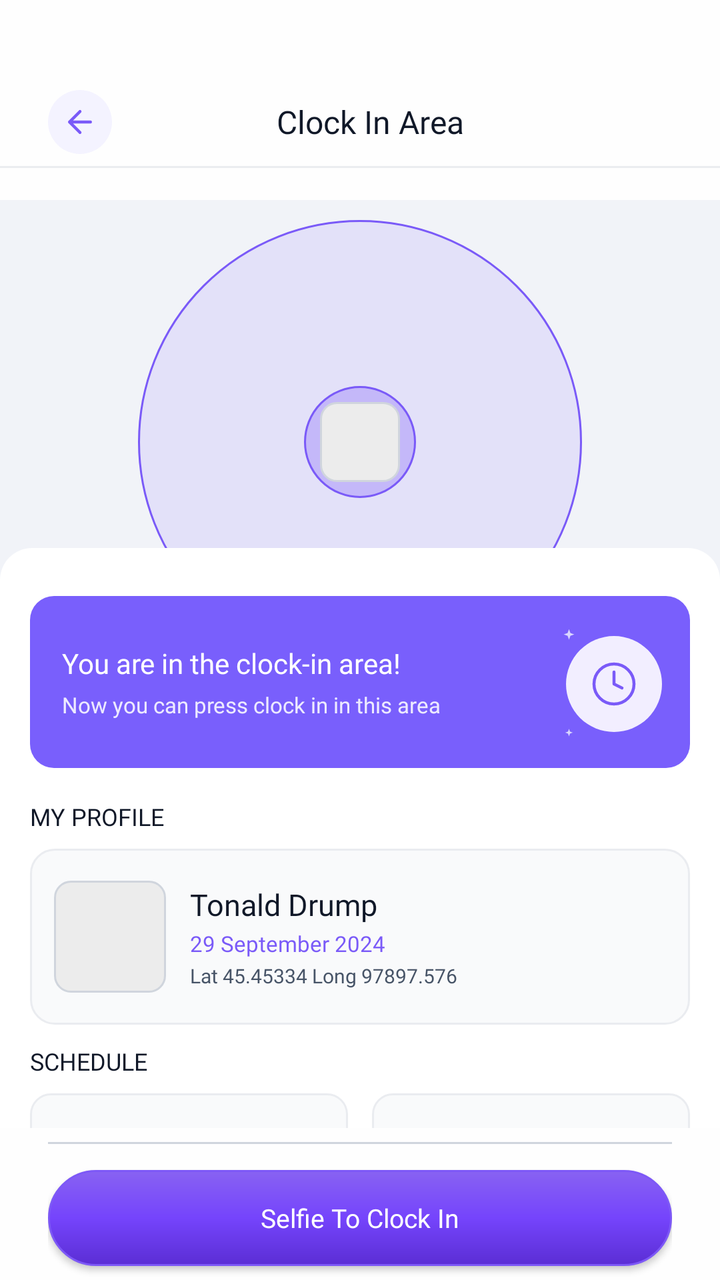
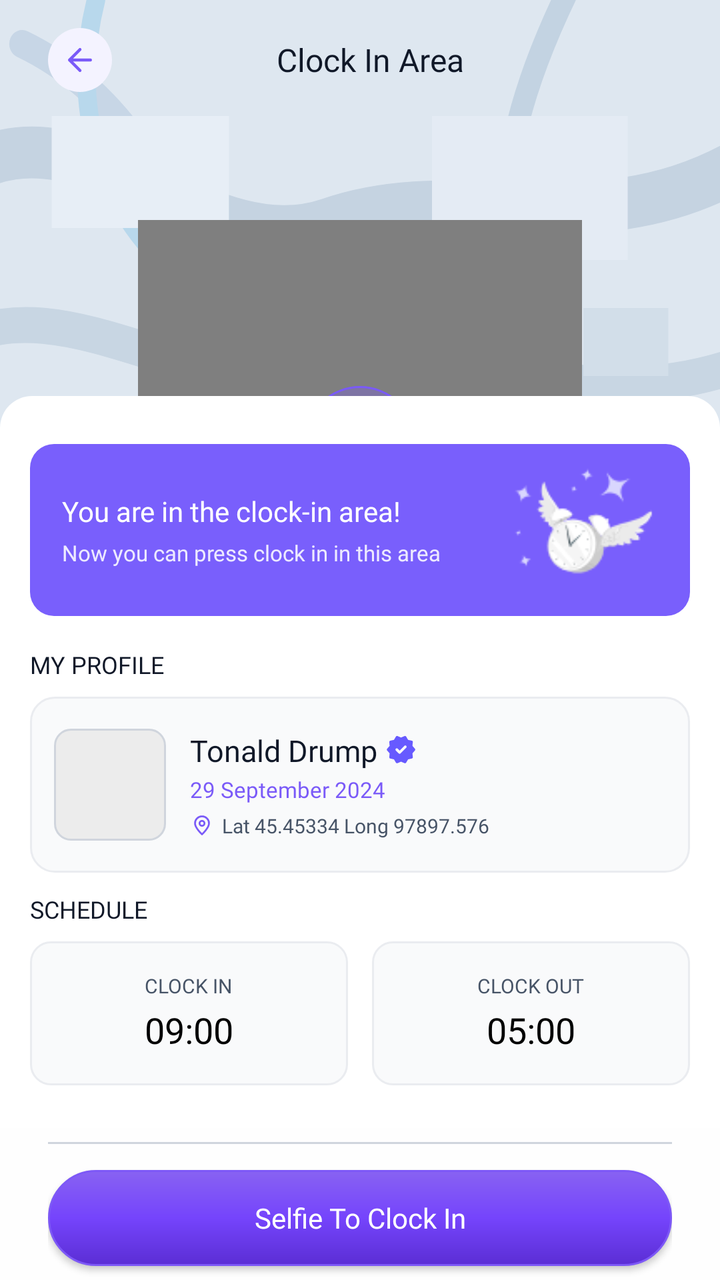

The first picture is an Android layout as it rendered before a commit; the second is the same layout after the commit. The layout source and the unified diff follow.
<!-- AndroidManifest.xml: application theme Theme.Mconnect -->
<!-- res/layout/fragment_clock_in_area.xml -->
<?xml version="1.0" encoding="utf-8"?>
<FrameLayout xmlns:android="http://schemas.android.com/apk/res/android"
    android:layout_width="match_parent"
    android:layout_height="match_parent"
    android:background="#F1F3F8">

    <LinearLayout
        android:layout_width="match_parent"
        android:layout_height="100dp"
        android:background="#FEFEFE"
        android:gravity="bottom"
        android:orientation="vertical"
        android:paddingBottom="16dp">

        <LinearLayout
            android:layout_width="match_parent"
            android:layout_height="44dp"
            android:gravity="center_vertical"
            android:orientation="horizontal"
            android:paddingHorizontal="24dp">

            <FrameLayout
                android:id="@+id/btnBack"
                android:layout_width="32dp"
                android:layout_height="32dp"
                android:background="@drawable/bg_attendance_icon_circle_light"
                android:clickable="true"
                android:focusable="true">

                <ImageView
                    android:layout_width="18dp"
                    android:layout_height="18dp"
                    android:layout_gravity="center"
                    android:src="@drawable/ic_arrow_left"
                    android:tint="#7A5AF8" />
            </FrameLayout>

            <TextView
                android:layout_width="0dp"
                android:layout_height="wrap_content"
                android:layout_marginStart="10dp"
                android:layout_weight="1"
                android:fontFamily="@font/inter_semibold"
                android:gravity="center"
                android:text="Clock In Area"
                android:textColor="#101828"
                android:textSize="16sp" />

            <Space
                android:layout_width="32dp"
                android:layout_height="32dp" />
        </LinearLayout>

        <View
            android:layout_width="match_parent"
            android:layout_height="1dp"
            android:background="#EAECF0" />
    </LinearLayout>

    <FrameLayout
        android:layout_width="222dp"
        android:layout_height="222dp"
        android:layout_gravity="top|center_horizontal"
        android:layout_marginTop="110dp"
        android:background="@drawable/bg_attendance_map_outer">

        <FrameLayout
            android:layout_width="56dp"
            android:layout_height="56dp"
            android:layout_gravity="center"
            android:background="@drawable/bg_attendance_map_inner">

            <View
                android:layout_width="40dp"
                android:layout_height="40dp"
                android:layout_gravity="center"
                android:background="@drawable/bg_attendance_avatar_placeholder" />
        </FrameLayout>
    </FrameLayout>

    <LinearLayout
        android:layout_width="match_parent"
        android:layout_height="366dp"
        android:layout_gravity="bottom"
        android:background="@drawable/bg_attendance_sheet"
        android:orientation="vertical"
        android:paddingHorizontal="15dp"
        android:paddingTop="24dp"
        android:paddingBottom="10dp">

        <FrameLayout
            android:layout_width="match_parent"
            android:layout_height="86dp"
            android:background="@drawable/bg_attendance_banner">

            <TextView
                android:layout_width="wrap_content"
                android:layout_height="wrap_content"
                android:layout_marginStart="16dp"
                android:layout_marginTop="24dp"
                android:fontFamily="@font/inter_semibold"
                android:text="You are in the clock-in area!"
                android:textColor="#FFFFFF"
                android:textSize="14sp" />

            <TextView
                android:layout_width="wrap_content"
                android:layout_height="wrap_content"
                android:layout_marginStart="16dp"
                android:layout_marginTop="47dp"
                android:fontFamily="@font/inter_medium"
                android:text="Now you can press clock in in this area"
                android:textColor="#EDEAFF"
                android:textSize="11sp" />

            <ImageView
                android:layout_width="7dp"
                android:layout_height="7dp"
                android:layout_gravity="top|end"
                android:layout_marginTop="16dp"
                android:layout_marginEnd="57dp"
                android:src="@drawable/ic_home_summary_star"
                android:tint="#D9D6FE" />

            <ImageView
                android:layout_width="5dp"
                android:layout_height="5dp"
                android:layout_gravity="top|end"
                android:layout_marginTop="66dp"
                android:layout_marginEnd="58dp"
                android:src="@drawable/ic_home_summary_star"
                android:tint="#D9D6FE" />

            <FrameLayout
                android:layout_width="48dp"
                android:layout_height="48dp"
                android:layout_gravity="top|end"
                android:layout_marginTop="20dp"
                android:layout_marginEnd="14dp"
                android:background="@drawable/bg_attendance_header_decor_circle">

                <ImageView
                    android:layout_width="24dp"
                    android:layout_height="24dp"
                    android:layout_gravity="center"
                    android:src="@drawable/ic_clock"
                    android:tint="#7A5AF8" />
            </FrameLayout>
        </FrameLayout>

        <TextView
            android:layout_width="wrap_content"
            android:layout_height="wrap_content"
            android:layout_marginTop="16dp"
            android:fontFamily="@font/inter_medium"
            android:text="MY PROFILE"
            android:textColor="#101828"
            android:textSize="12sp" />

        <LinearLayout
            android:layout_width="match_parent"
            android:layout_height="88dp"
            android:layout_marginTop="8dp"
            android:background="@drawable/bg_attendance_profile_card"
            android:gravity="center_vertical"
            android:orientation="horizontal"
            android:paddingHorizontal="12dp">

            <View
                android:layout_width="56dp"
                android:layout_height="56dp"
                android:background="@drawable/bg_attendance_avatar_placeholder" />

            <LinearLayout
                android:layout_width="0dp"
                android:layout_height="wrap_content"
                android:layout_marginStart="12dp"
                android:layout_weight="1"
                android:orientation="vertical">

                <TextView
                    android:layout_width="wrap_content"
                    android:layout_height="wrap_content"
                    android:fontFamily="@font/inter_semibold"
                    android:text="Tonald Drump"
                    android:textColor="#101828"
                    android:textSize="15sp" />

                <TextView
                    android:layout_width="wrap_content"
                    android:layout_height="wrap_content"
                    android:layout_marginTop="2dp"
                    android:fontFamily="@font/inter_medium"
                    android:text="29 September 2024"
                    android:textColor="#7A5AF8"
                    android:textSize="11sp" />

                <TextView
                    android:layout_width="wrap_content"
                    android:layout_height="wrap_content"
                    android:layout_marginTop="2dp"
                    android:fontFamily="@font/inter_medium"
                    android:text="Lat 45.45334 Long 97897.576"
                    android:textColor="#475467"
                    android:textSize="10sp" />
            </LinearLayout>
        </LinearLayout>

        <TextView
            android:layout_width="wrap_content"
            android:layout_height="wrap_content"
            android:layout_marginTop="10dp"
            android:fontFamily="@font/inter_medium"
            android:text="SCHEDULE"
            android:textColor="#101828"
            android:textSize="12sp" />

        <LinearLayout
            android:layout_width="match_parent"
            android:layout_height="72dp"
            android:layout_marginTop="8dp"
            android:orientation="horizontal">

            <LinearLayout
                android:layout_width="0dp"
                android:layout_height="match_parent"
                android:layout_weight="1"
                android:background="@drawable/bg_attendance_schedule_box"
                android:gravity="center"
                android:orientation="vertical">

                <TextView
                    android:layout_width="wrap_content"
                    android:layout_height="wrap_content"
                    android:fontFamily="@font/inter_medium"
                    android:text="CLOCK IN"
                    android:textColor="#475467"
                    android:textSize="10sp" />

                <TextView
                    android:layout_width="wrap_content"
                    android:layout_height="wrap_content"
                    android:layout_marginTop="3dp"
                    android:fontFamily="@font/inter_semibold"
                    android:text="09:00"
                    android:textColor="#000000"
                    android:textSize="18sp" />
            </LinearLayout>

            <LinearLayout
                android:layout_width="0dp"
                android:layout_height="match_parent"
                android:layout_marginStart="12dp"
                android:layout_weight="1"
                android:background="@drawable/bg_attendance_schedule_box"
                android:gravity="center"
                android:orientation="vertical">

                <TextView
                    android:layout_width="wrap_content"
                    android:layout_height="wrap_content"
                    android:fontFamily="@font/inter_medium"
                    android:text="CLOCK OUT"
                    android:textColor="#475467"
                    android:textSize="10sp" />

                <TextView
                    android:layout_width="wrap_content"
                    android:layout_height="wrap_content"
                    android:layout_marginTop="3dp"
                    android:fontFamily="@font/inter_semibold"
                    android:text="05:00"
                    android:textColor="#000000"
                    android:textSize="18sp" />
            </LinearLayout>
        </LinearLayout>
    </LinearLayout>

    <LinearLayout
        android:layout_width="match_parent"
        android:layout_height="76dp"
        android:layout_gravity="bottom"
        android:background="@drawable/bg_attendance_bottom_panel"
        android:gravity="center_vertical"
        android:orientation="vertical"
        android:paddingHorizontal="24dp">

        <View
            android:layout_width="match_parent"
            android:layout_height="1dp"
            android:background="#D0D5DD" />

        <androidx.appcompat.widget.AppCompatButton
            android:id="@+id/btnSelfieClockIn"
            android:layout_width="match_parent"
            android:layout_height="48dp"
            android:layout_marginTop="13dp"
            android:background="@drawable/bg_attendance_btn_primary"
            android:fontFamily="@font/inter_medium"
            android:text="Selfie To Clock In"
            android:textAllCaps="false"
            android:textColor="#FFFFFF"
            android:textSize="13sp" />
    </LinearLayout>

</FrameLayout>
<!-- resources referenced by this layout -->
<resources>
  <!-- drawable bg_attendance_header_decor_circle (drawable) -->
  <?xml version="1.0" encoding="utf-8"?>
  <shape xmlns:android="http://schemas.android.com/apk/res/android" android:shape="oval">
      <solid android:color="#F2EEFF" />
  </shape>
  <!-- drawable ic_clock (drawable) -->
  <?xml version="1.0" encoding="utf-8"?>
  <vector xmlns:android="http://schemas.android.com/apk/res/android"
      android:width="24dp"
      android:height="24dp"
      android:viewportWidth="24"
      android:viewportHeight="24"
      android:tint="?attr/colorWarning">
      <path
          android:pathData="M12,12m-10,0a10,10 0,1 1,20 0a10,10 0,1 1,-20 0"
          android:strokeWidth="1.5"
          android:strokeColor="@android:color/white"
          android:fillColor="#00000000" />
      <path
          android:pathData="M12,6V12L16,14"
          android:strokeWidth="1.5"
          android:strokeColor="@android:color/white"
          android:strokeLineCap="round"
          android:strokeLineJoin="round" />
  </vector>
  <!-- drawable ic_home_summary_star (drawable) -->
  <?xml version="1.0" encoding="utf-8"?>
  <vector xmlns:android="http://schemas.android.com/apk/res/android"
      android:width="24dp"
      android:height="24dp"
      android:viewportWidth="24"
      android:viewportHeight="24">
      <path
          android:fillColor="#D9D6FE"
          android:pathData="M12,2L14.4,8.6L21,11L14.4,13.4L12,20L9.6,13.4L3,11L9.6,8.6L12,2Z" />
  </vector>
  <color name="lt_accent_primary">#FF7C3AED</color>
  <color name="lt_accent_secondary">#FFA855F7</color>
  <color name="lt_foreground_inverse">#FFFFFFFF</color>
  <color name="lt_surface_primary">#FFFFFFFF</color>
  <color name="lt_surface_secondary">#FFF4F4F5</color>
  <color name="lt_foreground_primary">#FF18181B</color>
  <color name="lt_surface_tertiary">#FFE4E4E7</color>
  <color name="lt_surface_inverse">#FF18181B</color>
  <color name="lt_foreground_secondary">#FF52525B</color>
  <color name="lt_foreground_muted">#FFA1A1AA</color>
  <color name="lt_border">#FFE4E4E7</color>
  <color name="lt_border_light">#FFF4F4F5</color>
  <color name="lt_error">#FFDC2626</color>
  <color name="lt_success">#FF16A34A</color>
  <color name="lt_warning">#FFD97706</color>
  <color name="lt_info">#FF2563EB</color>
  <color name="lt_accent_light">#FFEDE9FE</color>
  <color name="lt_success_light">#FFDCFCE7</color>
  <color name="lt_warning_light">#FFFEF3C7</color>
  <color name="lt_error_light">#FFFEE2E2</color>
  <color name="lt_info_light">#FFDBEAFE</color>
  <!-- unchanged entries left out for length: 13 -->
</resources>

<!-- the commit's change to res/layout/fragment_clock_in_area.xml (unified diff, before → after) -->
@@ -4,13 +4,19 @@
     android:layout_height="match_parent"
     android:background="#F1F3F8">
 
+    <View
+        android:layout_width="match_parent"
+        android:layout_height="402dp"
+        android:background="@drawable/bg_attendance_map_backdrop" />
+
     <LinearLayout
         android:layout_width="match_parent"
-        android:layout_height="100dp"
-        android:background="#FEFEFE"
-        android:gravity="bottom"
+        android:layout_height="wrap_content"
+        android:background="@android:color/transparent"
+        android:gravity="top"
         android:orientation="vertical"
-        android:paddingBottom="16dp">
+        android:paddingTop="8dp"
+        android:paddingBottom="12dp">
 
         <LinearLayout
             android:layout_width="match_parent"
@@ -50,19 +56,20 @@
                 android:layout_width="32dp"
                 android:layout_height="32dp" />
         </LinearLayout>
-
-        <View
-            android:layout_width="match_parent"
-            android:layout_height="1dp"
-            android:background="#EAECF0" />
     </LinearLayout>
 
     <FrameLayout
+        android:id="@+id/mapContainer"
         android:layout_width="222dp"
         android:layout_height="222dp"
         android:layout_gravity="top|center_horizontal"
         android:layout_marginTop="110dp"
         android:background="@drawable/bg_attendance_map_outer">
+
+        <com.google.android.gms.maps.MapView
+            android:id="@+id/mapViewClockIn"
+            android:layout_width="match_parent"
+            android:layout_height="match_parent" />
 
         <FrameLayout
             android:layout_width="56dp"
@@ -82,6 +89,7 @@
         android:layout_width="match_parent"
         android:layout_height="366dp"
         android:layout_gravity="bottom"
+        android:layout_marginBottom="76dp"
         android:background="@drawable/bg_attendance_sheet"
         android:orientation="vertical"
         android:paddingHorizontal="15dp"
@@ -114,38 +122,13 @@
                 android:textSize="11sp" />
 
             <ImageView
-                android:layout_width="7dp"
-                android:layout_height="7dp"
+                android:layout_width="79dp"
+                android:layout_height="79dp"
                 android:layout_gravity="top|end"
-                android:layout_marginTop="16dp"
-                android:layout_marginEnd="57dp"
-                android:src="@drawable/ic_home_summary_star"
-                android:tint="#D9D6FE" />
-
-            <ImageView
-                android:layout_width="5dp"
-                android:layout_height="5dp"
-                android:layout_gravity="top|end"
-                android:layout_marginTop="66dp"
-                android:layout_marginEnd="58dp"
-                android:src="@drawable/ic_home_summary_star"
-                android:tint="#D9D6FE" />
-
-            <FrameLayout
-                android:layout_width="48dp"
-                android:layout_height="48dp"
-                android:layout_gravity="top|end"
-                android:layout_marginTop="20dp"
-                android:layout_marginEnd="14dp"
-                android:background="@drawable/bg_attendance_header_decor_circle">
-
-                <ImageView
-                    android:layout_width="24dp"
-                    android:layout_height="24dp"
-                    android:layout_gravity="center"
-                    android:src="@drawable/ic_clock"
-                    android:tint="#7A5AF8" />
-            </FrameLayout>
+                android:layout_marginTop="4dp"
+                android:layout_marginEnd="10dp"
+                android:scaleType="fitCenter"
+                android:src="@drawable/group_icon" />
         </FrameLayout>
 
         <TextView
@@ -178,15 +161,31 @@
                 android:layout_weight="1"
                 android:orientation="vertical">
 
-                <TextView
-                    android:layout_width="wrap_content"
-                    android:layout_height="wrap_content"
-                    android:fontFamily="@font/inter_semibold"
-                    android:text="Tonald Drump"
-                    android:textColor="#101828"
-                    android:textSize="15sp" />
-
-                <TextView
+                <LinearLayout
+                    android:layout_width="wrap_content"
+                    android:layout_height="wrap_content"
+                    android:gravity="center_vertical"
+                    android:orientation="horizontal">
+
+                    <TextView
+                        android:id="@+id/tvProfileName"
+                        android:layout_width="wrap_content"
+                        android:layout_height="wrap_content"
+                        android:fontFamily="@font/inter_semibold"
+                        android:text="Tonald Drump"
+                        android:textColor="#101828"
+                        android:textSize="15sp" />
+
+                    <ImageView
+                        android:layout_width="16dp"
+                        android:layout_height="16dp"
+                        android:layout_marginStart="4dp"
+                        android:contentDescription="@null"
+                        android:src="@drawable/ic_home_verified_badge" />
+                </LinearLayout>
+
+                <TextView
+                    android:id="@+id/tvProfileDate"
                     android:layout_width="wrap_content"
                     android:layout_height="wrap_content"
                     android:layout_marginTop="2dp"
@@ -195,14 +194,29 @@
                     android:textColor="#7A5AF8"
                     android:textSize="11sp" />
 
-                <TextView
-                    android:layout_width="wrap_content"
-                    android:layout_height="wrap_content"
-                    android:layout_marginTop="2dp"
-                    android:fontFamily="@font/inter_medium"
-                    android:text="Lat 45.45334 Long 97897.576"
-                    android:textColor="#475467"
-                    android:textSize="10sp" />
+                <LinearLayout
+                    android:layout_width="wrap_content"
+                    android:layout_height="wrap_content"
+                    android:layout_marginTop="4dp"
+                    android:gravity="center_vertical"
+                    android:orientation="horizontal">
+
+                    <ImageView
+                        android:layout_width="12dp"
+                        android:layout_height="12dp"
+                        android:contentDescription="@null"
+                        android:src="@drawable/ic_profile_location" />
+
+                    <TextView
+                        android:id="@+id/tvProfileLatLng"
+                        android:layout_width="wrap_content"
+                        android:layout_height="wrap_content"
+                        android:layout_marginStart="4dp"
+                        android:fontFamily="@font/inter_medium"
+                        android:text="Lat 45.45334 Long 97897.576"
+                        android:textColor="#475467"
+                        android:textSize="10sp" />
+                </LinearLayout>
             </LinearLayout>
         </LinearLayout>
 
@@ -277,6 +291,7 @@
     </LinearLayout>
 
     <LinearLayout
+        android:id="@+id/bottomActionPanel"
         android:layout_width="match_parent"
         android:layout_height="76dp"
         android:layout_gravity="bottom"
@@ -300,7 +315,7 @@
             android:text="Selfie To Clock In"
             android:textAllCaps="false"
             android:textColor="#FFFFFF"
-            android:textSize="13sp" />
+            android:textSize="14sp" />
     </LinearLayout>
 
 </FrameLayout>
<!-- resource entries referenced after the edit -->
@@ -1,40 +1,43 @@
 <!-- resources referenced by this layout -->
 <resources>
-  <!-- drawable bg_attendance_header_decor_circle (drawable) -->
-  <?xml version="1.0" encoding="utf-8"?>
-  <shape xmlns:android="http://schemas.android.com/apk/res/android" android:shape="oval">
-      <solid android:color="#F2EEFF" />
-  </shape>
-  <!-- drawable ic_clock (drawable) -->
-  <?xml version="1.0" encoding="utf-8"?>
-  <vector xmlns:android="http://schemas.android.com/apk/res/android"
-      android:width="24dp"
-      android:height="24dp"
-      android:viewportWidth="24"
-      android:viewportHeight="24"
-      android:tint="?attr/colorWarning">
-      <path
-          android:pathData="M12,12m-10,0a10,10 0,1 1,20 0a10,10 0,1 1,-20 0"
-          android:strokeWidth="1.5"
-          android:strokeColor="@android:color/white"
-          android:fillColor="#00000000" />
-      <path
-          android:pathData="M12,6V12L16,14"
-          android:strokeWidth="1.5"
-          android:strokeColor="@android:color/white"
-          android:strokeLineCap="round"
-          android:strokeLineJoin="round" />
-  </vector>
-  <!-- drawable ic_home_summary_star (drawable) -->
+  <!-- drawable bg_attendance_map_backdrop: vector/xml drawable (drawable, 2411 chars, omitted) -->
+  <!-- drawable group_icon: png bitmap (drawable, 4314 bytes) -->
+  <!-- drawable ic_home_verified_badge (drawable) -->
   <?xml version="1.0" encoding="utf-8"?>
   <vector xmlns:android="http://schemas.android.com/apk/res/android"
       android:width="24dp"
       android:height="24dp"
       android:viewportWidth="24"
       android:viewportHeight="24">
+      <group
+          android:translateX="1.1041667"
+          android:translateY="1.4696939">
+          <path
+              android:fillColor="#675AFF"
+              android:pathData="M9.625 10.93637l-1.45-1.425c-0.18333-0.18333-0.41233-0.275-0.687-0.275-0.27467 0-0.51233 0.1-0.713 0.3-0.18333 0.18333-0.275 0.41667-0.275 0.7 0 0.28333 0.09167 0.51667 0.275 0.7l2.15 2.15c0.2 0.2 0.43333 0.3 0.7 0.3 0.26667 0 0.5-0.1 0.7-0.3l4.25-4.25c0.2-0.2 0.29567-0.43333 0.287-0.7-0.00867-0.26667-0.10433-0.5-0.287-0.7-0.2-0.2-0.43733-0.304-0.712-0.312-0.27467-0.008-0.51233 0.08767-0.713 0.287l-3.525 3.525z m-2.8 9.05l-1.45-2.45-2.75-0.6c-0.25-0.05-0.45-0.179-0.6-0.387-0.15-0.208-0.20833-0.43733-0.175-0.688l0.275-2.825-1.875-2.15c-0.16667-0.18333-0.25-0.4-0.25-0.65 0-0.25 0.08333-0.46667 0.25-0.65l1.875-2.15-0.275-2.825c-0.03333-0.25 0.025-0.47933 0.175-0.688 0.15-0.20867 0.35-0.33767 0.6-0.387l2.75-0.6 1.45-2.45c0.13333-0.21667 0.31667-0.36267 0.55-0.438 0.23333-0.07533 0.46667-0.06267 0.7 0.038l2.6 1.1 2.6-1.1c0.23333-0.1 0.46667-0.11267 0.7-0.038 0.23333 0.07467 0.41667 0.22067 0.55 0.438l1.45 2.45 2.75 0.6c0.25 0.05 0.45 0.17933 0.6 0.388 0.15 0.20867 0.20833 0.43767 0.175 0.687l-0.275 2.825 1.875 2.15c0.16667 0.18333 0.25 0.4 0.25 0.65 0 0.25-0.08333 0.46667-0.25 0.65l-1.875 2.15 0.275 2.825c0.03333 0.25-0.025 0.47934-0.175 0.688-0.15 0.20867-0.35 0.33767-0.6 0.387l-2.75 0.6-1.45 2.45c-0.13333 0.21667-0.31667 0.36267-0.55 0.438-0.23333 0.07533-0.46667 0.06267-0.7-0.038l-2.6-1.1-2.6 1.1c-0.23333 0.1-0.46667 0.11267-0.7 0.038-0.23333-0.07467-0.41667-0.22067-0.55-0.438z" />
+      </group>
+  </vector>
+  <!-- drawable ic_profile_location (drawable) -->
+  <?xml version="1.0" encoding="utf-8"?>
+  <vector xmlns:android="http://schemas.android.com/apk/res/android"
+      android:width="16dp"
+      android:height="16dp"
+      android:viewportWidth="24"
+      android:viewportHeight="24">
       <path
-          android:fillColor="#D9D6FE"
-          android:pathData="M12,2L14.4,8.6L21,11L14.4,13.4L12,20L9.6,13.4L3,11L9.6,8.6L12,2Z" />
+          android:fillColor="#00000000"
+          android:pathData="M12,21C12,21 5,14.6 5,10A7,7 0,1 1 19,10C19,14.6 12,21 12,21Z"
+          android:strokeColor="#7A5AF8"
+          android:strokeLineCap="round"
+          android:strokeLineJoin="round"
+          android:strokeWidth="1.8" />
+      <path
+          android:fillColor="#00000000"
+          android:pathData="M12,12.5A2.5,2.5 0,1 1 12,7.5A2.5,2.5 0,0 1 12,12.5Z"
+          android:strokeColor="#7A5AF8"
+          android:strokeLineCap="round"
+          android:strokeLineJoin="round"
+          android:strokeWidth="1.8" />
   </vector>
   <color name="lt_accent_primary">#FF7C3AED</color>
   <color name="lt_accent_secondary">#FFA855F7</color>
